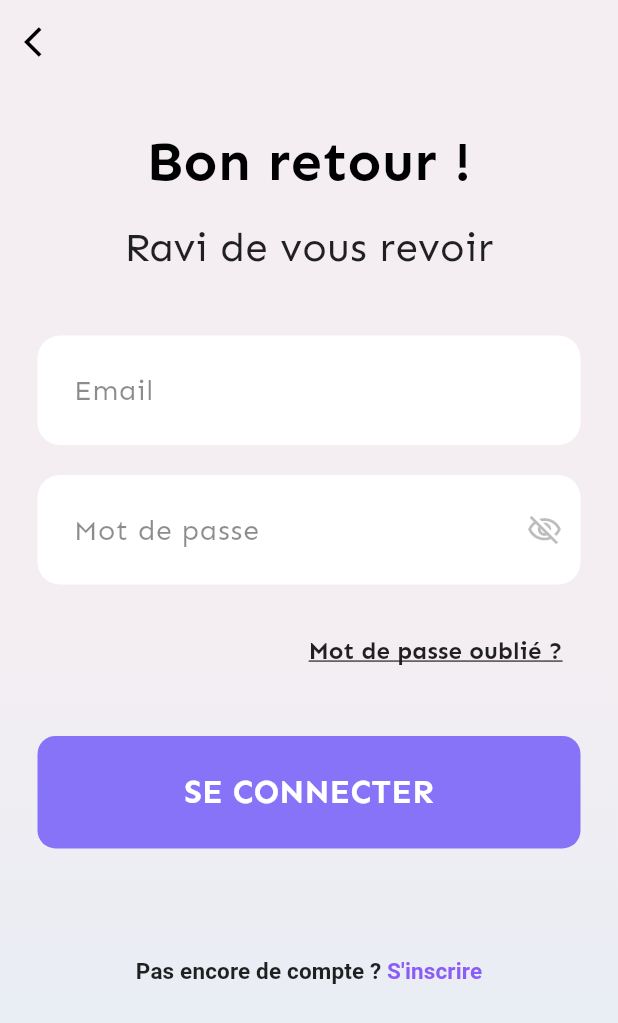
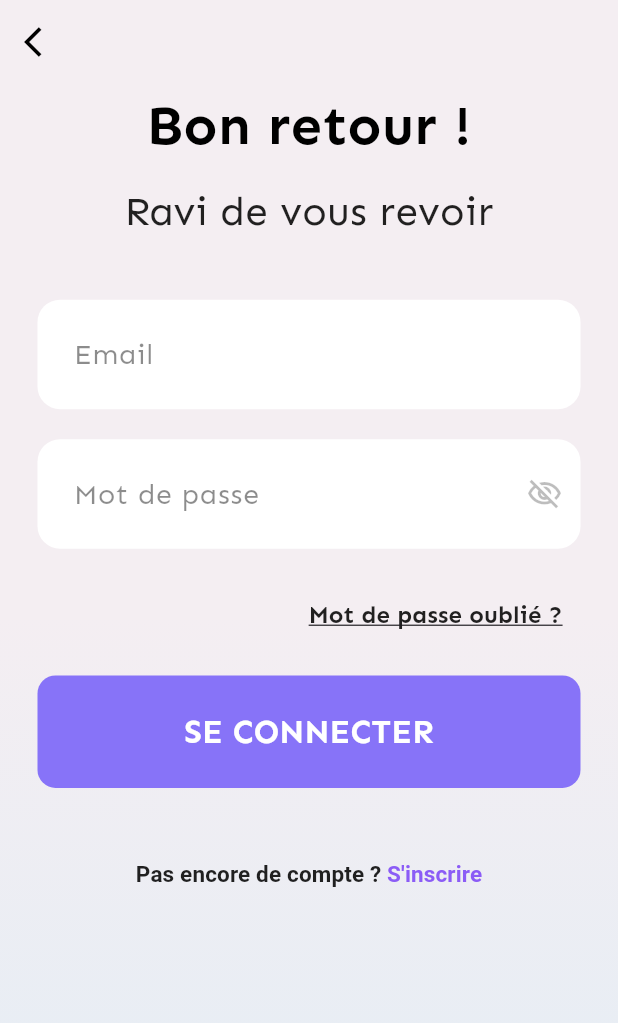
Before and after one commit to TugoMC/event_app, a Flutter app: the screen it shows after launch, after a tap on "SUIVANT", after a tap on "Passer", after a tap on "SE CONNECTER", on a phone screen of 412 x 824 dp. Shown: the top 1023 px of the screen. Run offline on Flutter 3.47's test engine with Material 3 defaults, Android fonts, the phone set to English and light mode, and no system bars; our stand-ins replace auto_size_text, carousel_slider, cloud_firestore, firebase_auth, firebase_core, flutter_svg and 6 more; accounts and stored records are empty.

Commit message:
"Updated spacing and image assets in login, register, and onboarding screens."

```diff
--- a/lib/presentation/screens/auth/login_screen.dart
+++ b/lib/presentation/screens/auth/login_screen.dart
@@ -290,7 +290,7 @@ class _LoginScreenState extends State<LoginScreen> {
               children: [
                 ListView(
                   children: [
-                    SizedBox(height: size.height * 0.03),
+                    SizedBox(height: size.height * 0.001),
                     const Text(
                       "Bon retour !",
                       textAlign: TextAlign.center,
@@ -331,7 +331,7 @@ class _LoginScreenState extends State<LoginScreen> {
                         ),
                       ),
                     ),
-                    SizedBox(height: size.height * 0.04),
+                    SizedBox(height: size.height * 0.02),
                     Padding(
                       padding: const EdgeInsets.symmetric(horizontal: 25),
                       child: ElevatedButton(
@@ -364,7 +364,7 @@ class _LoginScreenState extends State<LoginScreen> {
                               ),
                       ),
                     ),
-                    SizedBox(height: size.height * 0.07),
+                    SizedBox(height: size.height * 0.04),
                     Center(
                       child: TextButton(
                         onPressed: () => Navigator.push(
--- a/lib/presentation/screens/onboarding/onboarding_screen.dart
+++ b/lib/presentation/screens/onboarding/onboarding_screen.dart
@@ -21,25 +21,25 @@ class _OnboardingScreenState extends State<OnboardingScreen> {
       "title": "Trouvez l'espace idéal",
       "description":
           "Découvrez des lieux uniques et adaptés à tous vos événements, des réunions intimes aux grandes célébrations.",
-      "imagePath": "assets/images/onboarding1.png",
+      "imagePath": "assets/images/onboarding_event.png",
     },
     {
       "title": "Réservation simplifiée",
       "description":
-          "Comparez, filtrez et réservez en quelques clics. Notre plateforme vous guide à chaque étape.",
-      "imagePath": "assets/images/onboarding2.png",
-    },
-    {
-      "title": "Localisation personnalisée",
-      "description":
-          "Voulez-vous que nous vous suggérions des espaces événementiels près de chez vous ? Activez la localisation pour une expérience plus pertinente.",
-      "imagePath": "assets/images/onboarding_location.png",
+          "Recherchez, filtrez et réservez en quelques clics. Notre plateforme vous guide à chaque étape.",
+      "imagePath": "assets/images/onboarding_reservation.png",
     },
     {
       "title": "Des souvenirs spéciaux",
       "description":
           "Des espaces vérifiés et des avis authentiques pour faire de chaque événement une réussite.",
-      "imagePath": "assets/images/onboarding3.png",
+      "imagePath": "assets/images/onboarding_memories.png",
+    },
+    {
+      "title": "Localisation",
+      "description":
+          "Voulez-vous que nous vous suggérions des espaces événementiels près de chez vous ?",
+      "imagePath": "assets/images/onboarding_location.png",
     },
   ];
 
@@ -50,31 +50,15 @@ class _OnboardingScreenState extends State<OnboardingScreen> {
 
   void _nextPage() async {
     if (_currentPage < onboardingData.length - 1) {
-      if (_currentPage == 2) {
-        // Page de localisation
-        bool permissionGranted = await _requestLocationPermission();
-
-        if (permissionGranted) {
       _pageController.nextPage(
         duration: const Duration(milliseconds: 300),
         curve: Curves.ease,
       );
     } else {
-          // Optionnel : Afficher un message si la permission est refusée
-          ScaffoldMessenger.of(context).showSnackBar(
-            const SnackBar(
-              content: Text(
-                  'La localisation est recommandée pour une meilleure expérience'),
-            ),
-          );
-        }
-      } else {
-        _pageController.nextPage(
-          duration: const Duration(milliseconds: 300),
-          curve: Curves.ease,
-        );
-      }
-    } else {
+      // Dernière page (localisation)
+      bool permissionGranted = await _requestLocationPermission();
+
+      if (permissionGranted) {
         // Marquer l'onboarding comme terminé et passer à l'écran principal
         SharedPreferences prefs = await SharedPreferences.getInstance();
         await prefs.setBool('isFirstTime', false);
@@ -84,6 +68,15 @@ class _OnboardingScreenState extends State<OnboardingScreen> {
           context,
           MaterialPageRoute(builder: (context) => AuthScreen()),
         );
+      } else {
+        // Afficher un message si la permission est refusée
+        ScaffoldMessenger.of(context).showSnackBar(
+          const SnackBar(
+            content: Text(
+                'La localisation est recommandée pour une meilleure expérience'),
+          ),
+        );
+      }
     }
   }
 
--- a/lib/presentation/screens/onboarding/widgets/onboarding_content.dart
+++ b/lib/presentation/screens/onboarding/widgets/onboarding_content.dart
@@ -23,32 +23,35 @@ class OnboardingContent extends StatelessWidget {
       child: Column(
         mainAxisAlignment: MainAxisAlignment.center,
         children: [
-          // Conteneur d'image responsive
-          ConstrainedBox(
-            constraints: BoxConstraints(
-              // Largeur maximale de 80% de la largeur de l'écran
-              maxWidth: screenWidth * 0.8,
-              // Hauteur maximale de 80% de la largeur de l'écran pour garder un rapport hauteur/largeur proportionnel
-              maxHeight: screenWidth * 0.8,
-            ),
+          AspectRatio(
+            aspectRatio: 1,
             child: Container(
               decoration: BoxDecoration(
-                color: Colors.grey[200], // Background gris par défaut
+                gradient: LinearGradient(
+                  begin: Alignment.topCenter,
+                  end: Alignment.bottomCenter,
+                  colors: [
+                    const Color(0xFF8773F8).withOpacity(1.0),
+                    const Color(0xFF8773F8).withOpacity(0.5),
+                  ],
+                ),
                 borderRadius: BorderRadius.circular(12),
               ),
               child: ClipRRect(
                 borderRadius: BorderRadius.circular(12),
+                child: Center(
                   child: Image.asset(
                     imagePath,
-                  width: double.infinity,
-                  height: double.infinity,
-                  fit: BoxFit.cover,
+                    width: screenWidth * 0.5, // Contrôlez précisément la taille
+                    height: screenWidth * 0.5,
+                    fit: BoxFit.contain, // Gardez l'image entière visible
                     errorBuilder: (context, error, stackTrace) {
                       // En cas d'erreur de chargement ou d'absence d'image
                       return Container(
-                      color: Colors.grey[200],
+                        color: const Color(0xFF8773F8).withOpacity(0.5),
                       );
                     },
+                  ),
                 ),
               ),
             ),
```
Also changed, not shown: lib/presentation/screens/auth/register_screen.dart (+5 -5 lines), assets/images/onboarding_event.png (added), assets/images/onboarding_location.png (added), assets/images/onboarding_memories.png (added), assets/images/onboarding_reservation.png (added). Lines whose indentation alone changed are shown as unchanged.
